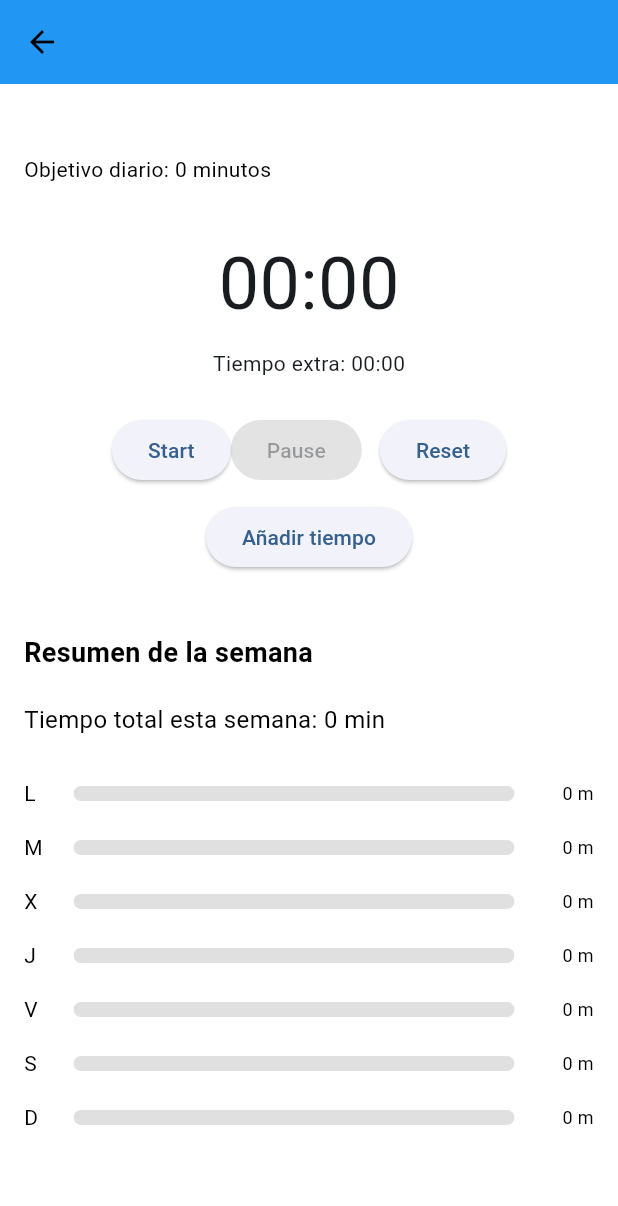
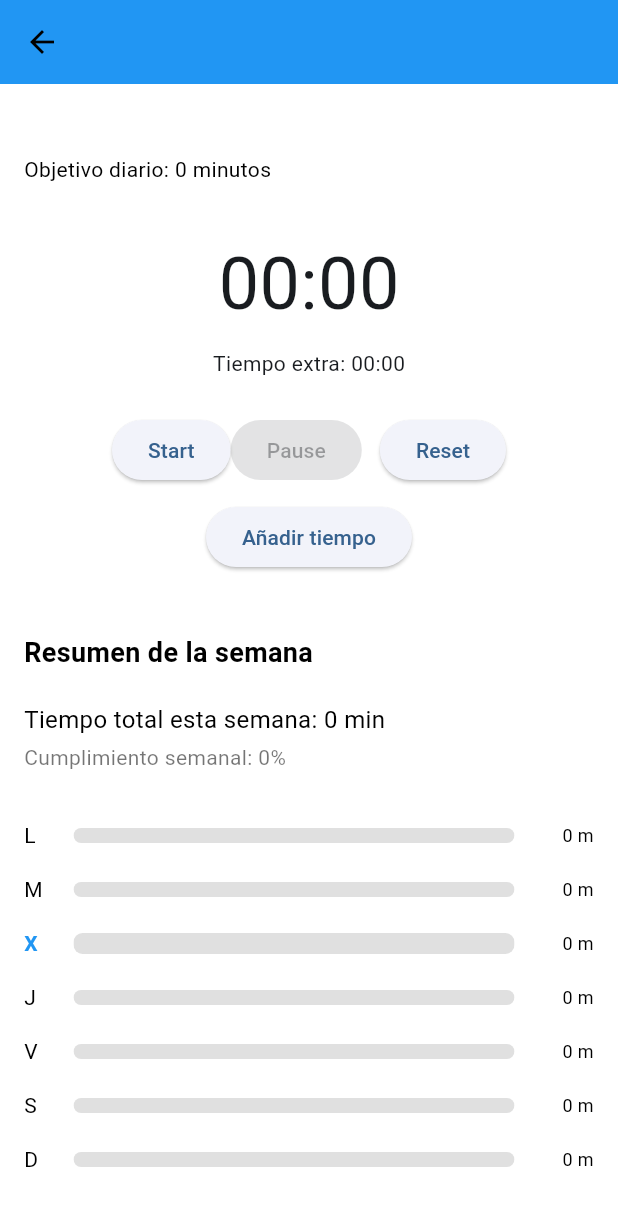
Before and after one commit to juan-tamarit/Cronos, a Flutter app: the ActivityScreen screen opened directly with empty values, on a phone screen of 412 x 824 dp. Shown: the top 1206 px of the screen. Run offline on Flutter 3.47's test engine with Material 3 defaults, Android fonts, the phone set to English and light mode, and no system bars; our stand-ins replace sqflite; accounts and stored records are empty.

Commit message:
final activity screen

```diff
--- a/lib/screens/activity_screen.dart
+++ b/lib/screens/activity_screen.dart
@@ -71,9 +71,7 @@ class ActivityScreen extends StatelessWidget {
                 ]),
                 builder: (context, snapshot) {
                   if (!snapshot.hasData) {
-                    return const Center(
-                      child: CircularProgressIndicator(),
-                    );
+                    return const Center(child: CircularProgressIndicator());
                   }
 
                   final totalWeekSeconds = snapshot.data![0] as int;
@@ -81,7 +79,6 @@ class ActivityScreen extends StatelessWidget {
 
                   final days = ['L', 'M', 'X', 'J', 'V', 'S', 'D'];
 
-                  // 🔹 Determinar máximo dinámico
                   final objectiveSeconds = activity.objetiveMinutes * 60;
                   final maxDaySeconds =
                       dailyTotals.reduce((a, b) => a > b ? a : b);
@@ -90,6 +87,14 @@ class ActivityScreen extends StatelessWidget {
                       maxDaySeconds > objectiveSeconds
                           ? maxDaySeconds
                           : objectiveSeconds;
+
+                  final todayIndex = DateTime.now().weekday - 1;
+
+                  final weeklyObjective = objectiveSeconds * 7;
+                  final weeklyPercentage =
+                      weeklyObjective == 0
+                          ? 0
+                          : (totalWeekSeconds / weeklyObjective) * 100;
 
                   return Column(
                     crossAxisAlignment: CrossAxisAlignment.start,
@@ -101,7 +106,15 @@ class ActivityScreen extends StatelessWidget {
                           color: Colors.black,
                         ),
                       ),
-                      const SizedBox(height: 20),
+                      const SizedBox(height: 4),
+                      Text(
+                        'Cumplimiento semanal: ${weeklyPercentage.toStringAsFixed(0)}%',
+                        style: const TextStyle(
+                          fontSize: 14,
+                          color: Colors.black54,
+                        ),
+                      ),
+                      const SizedBox(height: 24),
 
                       Column(
                         children: List.generate(7, (index) {
@@ -109,6 +122,9 @@ class ActivityScreen extends StatelessWidget {
                           final minutes = seconds ~/ 60;
                           final progress =
                               maxScale == 0 ? 0.0 : seconds / maxScale;
+
+                          final isToday = index == todayIndex;
+                          final exceeded = seconds >= objectiveSeconds;
 
                           return Padding(
                             padding: const EdgeInsets.symmetric(vertical: 8),
@@ -118,22 +134,46 @@ class ActivityScreen extends StatelessWidget {
                                   width: 25,
                                   child: Text(
                                     days[index],
-                                    style: const TextStyle(
-                                        color: Colors.black),
+                                    style: TextStyle(
+                                      color: isToday ? Colors.blue : Colors.black,
+                                      fontWeight:
+                                          isToday ? FontWeight.bold : FontWeight.normal,
+                                    ),
                                   ),
                                 ),
                                 const SizedBox(width: 8),
                                 Expanded(
-                                  child: ClipRRect(
+                                  child: Stack(
+                                    alignment: Alignment.centerLeft,
+                                    children: [
+                                      // Línea objetivo
+                                      if (maxScale > objectiveSeconds)
+                                        Positioned(
+                                          left: (objectiveSeconds / maxScale) *
+                                              MediaQuery.of(context).size.width *
+                                              0.6,
+                                          child: Container(
+                                            width: 2,
+                                            height: 14,
+                                            color: Colors.black26,
+                                          ),
+                                        ),
+
+                                      ClipRRect(
                                         borderRadius: BorderRadius.circular(6),
                                         child: LinearProgressIndicator(
                                           value: progress.clamp(0.0, 1.0),
-                                      minHeight: 10,
+                                          minHeight: isToday ? 14 : 10,
                                           backgroundColor: Colors.grey[300],
                                           valueColor:
-                                          const AlwaysStoppedAnimation<Color>(
-                                              Colors.blue),
+                                              AlwaysStoppedAnimation<Color>(
+                                            exceeded
+                                                ? Colors.green
+                                                : Colors.blue,
                                           ),
+                                        ),
+                                      ),
+                                    ],
                                   ),
                                 ),
                                 const SizedBox(width: 8),
```
Lines whose indentation alone changed are shown as unchanged.
